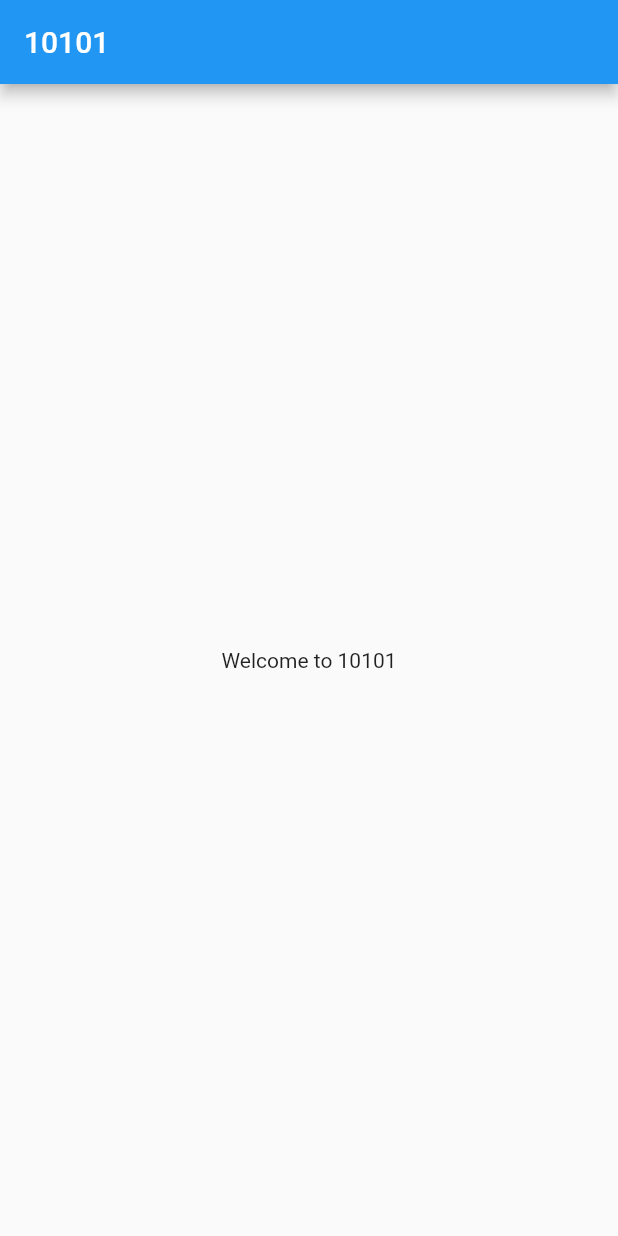
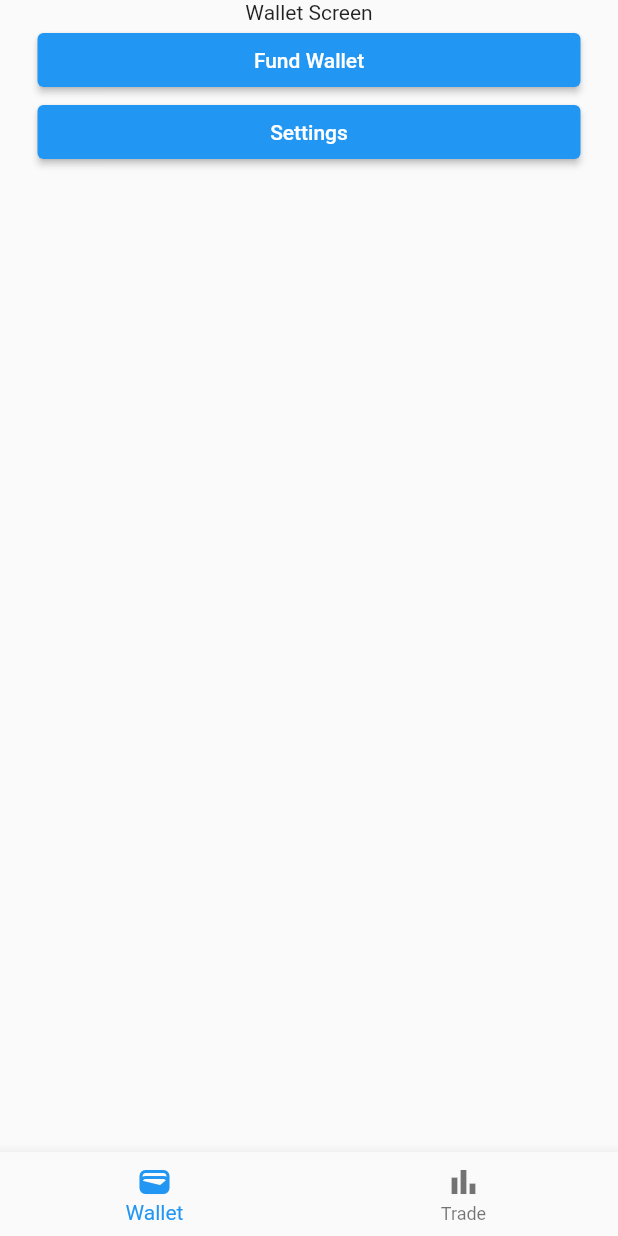
Before and after one commit to get10101/10101, a Flutter app: the screen it shows after launch, on a phone screen of 412 x 824 dp. Run offline on Flutter 3.47's test engine with Material 2 defaults, Android fonts, the phone set to English and light mode, and no system bars; our stand-ins replace go_router; missing offline and left inert: dart:ffi, f_logs, flutter_rust_bridge.

Commit message:
chore: Initial navigation
We use a `ShellRoute` for the main tabs; wallet and trade screen are wrapped by bottom navigation shell.

The Receive Screen was added to showcase a child screen that overlays the shell. We can also add child screens that are displayed within the shell, i.e. the bottom navigation will be visible.

Note: The settings screens were split by context, i.e.separate wallet and trade settings screen, because if we want to treat the settings screen as child screen the route would not be clearly defined if settings would be a child of both screens.

```diff
--- /dev/null
+++ b/mobile/lib/features/trade/settings_screen.dart
@@ -0,0 +1,17 @@
+import 'package:flutter/material.dart';
+import 'package:get_10101/features/trade/trade_screen.dart';
+
+class TradeSettingsScreen extends StatelessWidget {
+  static const route = "${TradeScreen.route}/$subRouteName";
+  static const subRouteName = "settings";
+
+  const TradeSettingsScreen({super.key});
+
+  @override
+  Widget build(BuildContext context) {
+    return Scaffold(
+      appBar: AppBar(title: const Text("Trade Settings")),
+      body: const SafeArea(child: Text("Settings")),
+    );
+  }
+}
--- /dev/null
+++ b/mobile/lib/features/wallet/settings_screen.dart
@@ -0,0 +1,17 @@
+import 'package:flutter/material.dart';
+import 'package:get_10101/features/wallet/wallet_screen.dart';
+
+class WalletSettingsScreen extends StatelessWidget {
+  static const route = "${WalletScreen.route}/$subRouteName";
+  static const subRouteName = "settings";
+
+  const WalletSettingsScreen({super.key});
+
+  @override
+  Widget build(BuildContext context) {
+    return Scaffold(
+      appBar: AppBar(title: const Text("Wallet Settings")),
+      body: const SafeArea(child: Text("Settings")),
+    );
+  }
+}
--- /dev/null
+++ b/mobile/lib/features/wallet/wallet_screen.dart
@@ -0,0 +1,39 @@
+import 'package:flutter/material.dart';
+import 'package:get_10101/features/wallet/receive_screen.dart';
+import 'package:get_10101/features/wallet/settings_screen.dart';
+import 'package:go_router/go_router.dart';
+
+class WalletScreen extends StatefulWidget {
+  static const route = "/wallet";
+  static const label = "Wallet";
+
+  const WalletScreen({Key? key}) : super(key: key);
+
+  @override
+  State<WalletScreen> createState() => _WalletScreenState();
+}
+
+class _WalletScreenState extends State<WalletScreen> {
+  @override
+  Widget build(BuildContext context) {
+    return Scaffold(
+        body: ListView(
+      padding: const EdgeInsets.only(left: 25, right: 25),
+      children: [
+        const Center(child: Text("Wallet Screen")),
+        ElevatedButton(
+          onPressed: () {
+            context.go(ReceiveScreen.route);
+          },
+          child: const Text("Fund Wallet"),
+        ),
+        ElevatedButton(
+          onPressed: () {
+            context.go(WalletSettingsScreen.route);
+          },
+          child: const Text("Settings"),
+        )
+      ],
+    ));
+  }
+}
--- a/mobile/lib/main.dart
+++ b/mobile/lib/main.dart
@@ -2,64 +2,100 @@ import 'package:f_logs/f_logs.dart';
 import 'package:flutter/material.dart';
 import 'package:flutter/foundation.dart' as foundation;
 import 'package:flutter_rust_bridge/flutter_rust_bridge.dart';
+import 'package:get_10101/features/trade/settings_screen.dart';
+import 'package:get_10101/features/wallet/receive_screen.dart';
+import 'package:get_10101/features/wallet/settings_screen.dart';
+import 'package:go_router/go_router.dart';
+import 'features/trade/trade_screen.dart';
+import 'features/wallet/wallet_screen.dart';
 import 'ffi.dart';
+
+final GlobalKey<NavigatorState> _rootNavigatorKey = GlobalKey<NavigatorState>(debugLabel: 'root');
+final GlobalKey<NavigatorState> _shellNavigatorKey = GlobalKey<NavigatorState>(debugLabel: 'shell');
 
 void main() {
   final config = FLog.getDefaultConfigurations();
   config.activeLogLevel = LogLevel.DEBUG;
 
   FLog.applyConfigurations(config);
-
-  runApp(const MyApp());
-}
-
-class MyApp extends StatelessWidget {
-  const MyApp({Key? key}) : super(key: key);
-
-  @override
-  Widget build(BuildContext context) {
-    return MaterialApp(
-      title: '10101',
-      theme: ThemeData(
-        primarySwatch: Colors.blue,
-      ),
-      home: const TenTenOneApp(title: '10101'),
-    );
-  }
+  runApp(const TenTenOneApp());
 }
 
 class TenTenOneApp extends StatefulWidget {
-  const TenTenOneApp({Key? key, required this.title}) : super(key: key);
-
-  final String title;
+  const TenTenOneApp({Key? key}) : super(key: key);
 
   @override
   State<TenTenOneApp> createState() => _TenTenOneAppState();
 }
 
 class _TenTenOneAppState extends State<TenTenOneApp> {
+  bool ready = false;
 
-  bool ready = false;
+  final GoRouter _router = GoRouter(
+    navigatorKey: _rootNavigatorKey,
+    initialLocation: WalletScreen.route,
+    routes: <RouteBase>[
+      ShellRoute(
+        navigatorKey: _shellNavigatorKey,
+        builder: (BuildContext context, GoRouterState state, Widget child) {
+          return ScaffoldWithNavBar(child: child);
+        },
+        routes: <RouteBase>[
+          GoRoute(
+            path: WalletScreen.route,
+            builder: (BuildContext context, GoRouterState state) {
+              return const WalletScreen();
+            },
+            routes: <RouteBase>[
+              GoRoute(
+                path: ReceiveScreen.subRouteName,
+                // Use root navigator so the screen overlays the application shell
+                parentNavigatorKey: _rootNavigatorKey,
+                builder: (BuildContext context, GoRouterState state) {
+                  return const ReceiveScreen();
+                },
+              ),
+              GoRoute(
+                  path: WalletSettingsScreen.subRouteName,
+                  parentNavigatorKey: _rootNavigatorKey,
+                  builder: (BuildContext context, GoRouterState state) {
+                    return const WalletSettingsScreen();
+                  })
+            ],
+          ),
+          GoRoute(
+            path: TradeScreen.route,
+            builder: (BuildContext context, GoRouterState state) {
+              return const TradeScreen();
+            },
+            routes: <RouteBase>[
+              GoRoute(
+                  path: TradeSettingsScreen.subRouteName,
+                  parentNavigatorKey: _rootNavigatorKey,
+                  builder: (BuildContext context, GoRouterState state) {
+                    return const TradeSettingsScreen();
+                  })
+            ],
+          ),
+        ],
+      ),
+    ],
+  );
 
   @override
   void initState() {
     super.initState();
+    init();
   }
 
   @override
   Widget build(BuildContext context) {
-    return Scaffold(
-      appBar: AppBar(
-        title: Text(widget.title),
+    return MaterialApp.router(
+      title: "10101",
+      theme: ThemeData(
+        primarySwatch: Colors.blue,
       ),
-      body: Center(
-        child: Column(
-          mainAxisAlignment: MainAxisAlignment.center,
-          children: const <Widget>[
-            Text("Welcome to 10101"),
-          ],
-        ),
-      ),
+      routerConfig: _router,
     );
   }
 
@@ -87,6 +123,57 @@ class _TenTenOneAppState extends State<TenTenOneApp> {
       }
     });
   }
+}
 
+// Wrapper for the main application screens
+class ScaffoldWithNavBar extends StatelessWidget {
+  const ScaffoldWithNavBar({
+    required this.child,
+    Key? key,
+  }) : super(key: key);
 
+  final Widget child;
+
+  @override
+  Widget build(BuildContext context) {
+    return Scaffold(
+      body: child,
+      bottomNavigationBar: BottomNavigationBar(
+        items: const <BottomNavigationBarItem>[
+          BottomNavigationBarItem(
+            icon: Icon(Icons.wallet),
+            label: WalletScreen.label,
+          ),
+          BottomNavigationBarItem(
+            icon: Icon(Icons.bar_chart),
+            label: TradeScreen.label,
+          ),
+        ],
+        currentIndex: _calculateSelectedIndex(context),
+        onTap: (int idx) => _onItemTapped(idx, context),
+      ),
+    );
+  }
+
+  static int _calculateSelectedIndex(BuildContext context) {
+    final String location = GoRouterState.of(context).location;
+    if (location.startsWith(WalletScreen.route)) {
+      return 0;
+    }
+    if (location.startsWith(TradeScreen.route)) {
+      return 1;
+    }
+    return 0;
+  }
+
+  void _onItemTapped(int index, BuildContext context) {
+    switch (index) {
+      case 0:
+        GoRouter.of(context).go(WalletScreen.route);
+        break;
+      case 1:
+        GoRouter.of(context).go(TradeScreen.route);
+        break;
+    }
+  }
 }
--- a/mobile/pubspec.yaml
+++ b/mobile/pubspec.yaml
@@ -14,6 +14,7 @@ dependencies:
   f_logs: ^2.0.1
   flutter_rust_bridge: ^1.61.1
   meta: ^1.8.0
+  go_router: ^6.0.2
 
 dev_dependencies:
   flutter_test:
```
Also changed, not shown: mobile/lib/features/trade/trade_screen.dart (added, +32 -0 lines), mobile/lib/features/wallet/receive_screen.dart (added, +17 -0 lines), mobile/pubspec.lock.
